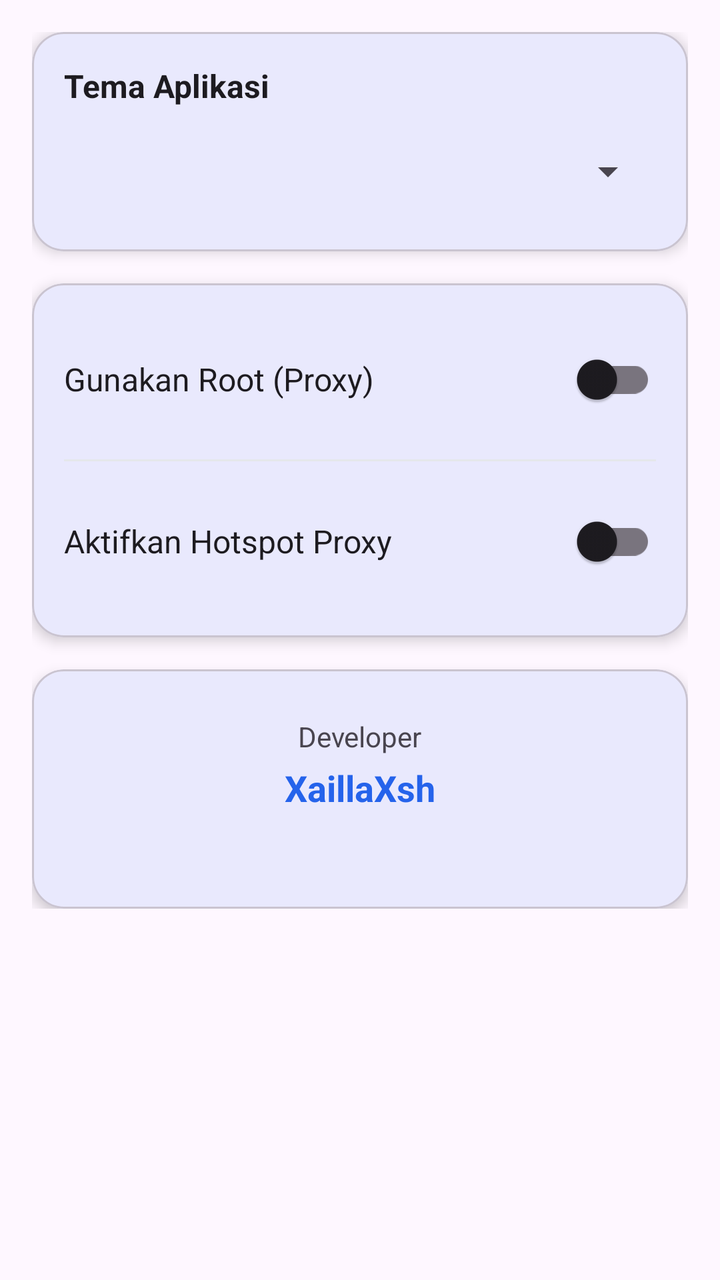
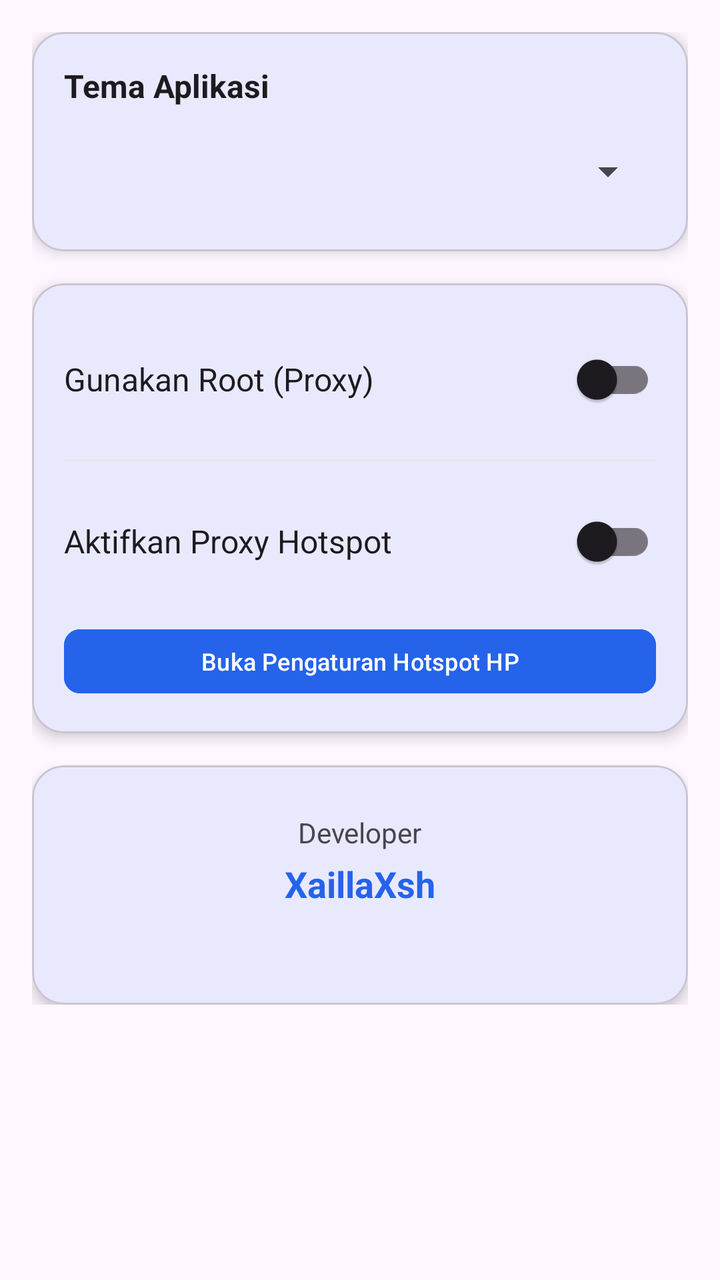

Before-and-after screenshots of an Android layout around one commit, followed by the original layout XML and the change that was made.
<!-- AndroidManifest.xml: application theme Theme.XaillaClass -->
<!-- res/layout/fragment_settings.xml -->
<?xml version="1.0" encoding="utf-8"?>
<ScrollView xmlns:android="http://schemas.android.com/apk/res/android"
    xmlns:app="http://schemas.android.com/apk/res-auto"
    android:layout_width="match_parent"
    android:layout_height="match_parent"
    android:background="?android:attr/windowBackground"
    android:padding="16dp">

    <LinearLayout
        android:layout_width="match_parent"
        android:layout_height="wrap_content"
        android:orientation="vertical">

        
        <com.google.android.material.card.MaterialCardView
            android:layout_width="match_parent"
            android:layout_height="wrap_content"
            app:cardCornerRadius="16dp"
            app:cardElevation="4dp"
            app:cardBackgroundColor="?attr/colorSurface"
            android:layout_marginBottom="16dp">
            <LinearLayout
                android:layout_width="match_parent"
                android:layout_height="wrap_content"
                android:orientation="vertical"
                android:padding="16dp">
                <TextView
                    android:layout_width="wrap_content"
                    android:layout_height="wrap_content"
                    android:text="Tema Aplikasi"
                    android:textSize="16sp"
                    android:textStyle="bold"
                    android:textColor="?android:attr/textColorPrimary"/>
                <Spinner
                    android:id="@+id/spinnerTheme"
                    android:layout_width="match_parent"
                    android:layout_height="48dp"
                    android:layout_marginTop="8dp"/>
            </LinearLayout>
        </com.google.android.material.card.MaterialCardView>

        
        <com.google.android.material.card.MaterialCardView
            android:layout_width="match_parent"
            android:layout_height="wrap_content"
            app:cardCornerRadius="16dp"
            app:cardElevation="4dp"
            app:cardBackgroundColor="?attr/colorSurface"
            android:layout_marginBottom="16dp">
            <LinearLayout
                android:layout_width="match_parent"
                android:layout_height="wrap_content"
                android:orientation="vertical"
                android:padding="16dp">

                
                <LinearLayout
                    android:layout_width="match_parent"
                    android:layout_height="wrap_content"
                    android:orientation="horizontal"
                    android:gravity="center_vertical"
                    android:paddingVertical="8dp">
                    <TextView
                        android:layout_width="0dp"
                        android:layout_height="wrap_content"
                        android:layout_weight="1"
                        android:text="Gunakan Root (Proxy)"
                        android:textSize="16sp"
                        android:textColor="?android:attr/textColorPrimary"/>
                    <com.google.android.material.switchmaterial.SwitchMaterial
                        android:id="@+id/switchRoot"
                        android:layout_width="wrap_content"
                        android:layout_height="wrap_content"/>
                </LinearLayout>

                <View
                    android:layout_width="match_parent"
                    android:layout_height="1dp"
                    android:background="#E5E7EB"
                    android:layout_marginVertical="8dp"/>

                
                <LinearLayout
                    android:layout_width="match_parent"
                    android:layout_height="wrap_content"
                    android:orientation="horizontal"
                    android:gravity="center_vertical"
                    android:paddingVertical="8dp">
                    <TextView
                        android:layout_width="0dp"
                        android:layout_height="wrap_content"
                        android:layout_weight="1"
                        android:text="Aktifkan Hotspot Proxy"
                        android:textSize="16sp"
                        android:textColor="?android:attr/textColorPrimary"/>
                    <com.google.android.material.switchmaterial.SwitchMaterial
                        android:id="@+id/switchHotspot"
                        android:layout_width="wrap_content"
                        android:layout_height="wrap_content"/>
                </LinearLayout>

                
                <LinearLayout
                    android:id="@+id/layoutInfoHotspot"
                    android:layout_width="match_parent"
                    android:layout_height="wrap_content"
                    android:orientation="vertical"
                    android:layout_marginTop="12dp"
                    android:padding="12dp"
                    android:background="#EFF6FF"
                    android:visibility="gone">
                    <TextView
                        android:layout_width="wrap_content"
                        android:layout_height="wrap_content"
                        android:text="Info Proxy Hotspot (Untuk HP Client):"
                        android:textSize="12sp"
                        android:textStyle="bold"
                        android:textColor="#1E3A8A"/>
                    <TextView
                        android:id="@+id/tvHotspotIp"
                        android:layout_width="wrap_content"
                        android:layout_height="wrap_content"
                        android:layout_marginTop="4dp"
                        android:text="IP: -"
                        android:textSize="14sp"
                        android:fontFamily="monospace"
                        android:textColor="#1E40AF"/>
                    <TextView
                        android:id="@+id/tvHotspotPort"
                        android:layout_width="wrap_content"
                        android:layout_height="wrap_content"
                        android:text="Port: -"
                        android:textSize="14sp"
                        android:fontFamily="monospace"
                        android:textColor="#1E40AF"/>
                </LinearLayout>

            </LinearLayout>
        </com.google.android.material.card.MaterialCardView>

        
        <com.google.android.material.card.MaterialCardView
            android:layout_width="match_parent"
            android:layout_height="wrap_content"
            app:cardCornerRadius="16dp"
            app:cardElevation="4dp"
            app:cardBackgroundColor="?attr/colorSurface">
            <LinearLayout
                android:layout_width="match_parent"
                android:layout_height="wrap_content"
                android:orientation="vertical"
                android:gravity="center"
                android:padding="24dp">
                <TextView
                    android:layout_width="wrap_content"
                    android:layout_height="wrap_content"
                    android:text="Developer"
                    android:textSize="14sp"
                    android:textColor="?android:attr/textColorSecondary"/>
                <TextView
                    android:id="@+id/tvDeveloper"
                    android:layout_width="wrap_content"
                    android:layout_height="wrap_content"
                    android:text="XaillaXsh"
                    android:textSize="18sp"
                    android:textStyle="bold"
                    android:textColor="?attr/colorPrimary"
                    android:layout_marginTop="4dp"/>
                <TextView
                    android:id="@+id/tvVersion"
                    android:layout_width="wrap_content"
                    android:layout_height="wrap_content"
                    android:textSize="12sp"
                    android:textColor="?android:attr/textColorSecondary"
                    android:layout_marginTop="8dp"/>
            </LinearLayout>
        </com.google.android.material.card.MaterialCardView>
    </LinearLayout>
</ScrollView>
<!-- resources referenced by this layout -->
<resources>
  <style name="Theme.XaillaClass" parent="Theme.Material3.DayNight.NoActionBar">
          <item name="colorPrimary">#2563EB</item>
          <item name="android:statusBarColor">@android:color/transparent</item>
          <item name="android:windowLightStatusBar">true</item>
      </style>
</resources>

<!-- the commit's change to res/layout/fragment_settings.xml (unified diff, before → after) -->
@@ -90,7 +90,7 @@
                         android:layout_width="0dp"
                         android:layout_height="wrap_content"
                         android:layout_weight="1"
-                        android:text="Aktifkan Hotspot Proxy"
+                        android:text="Aktifkan Proxy Hotspot"
                         android:textSize="16sp"
                         android:textColor="?android:attr/textColorPrimary"/>
                     <com.google.android.material.switchmaterial.SwitchMaterial
@@ -98,6 +98,18 @@
                         android:layout_width="wrap_content"
                         android:layout_height="wrap_content"/>
                 </LinearLayout>
+
+                
+                <Button
+                    android:id="@+id/btnOpenHotspotSettings"
+                    android:layout_width="match_parent"
+                    android:layout_height="40dp"
+                    android:layout_marginTop="8dp"
+                    android:text="Buka Pengaturan Hotspot HP"
+                    android:textSize="12sp"
+                    android:backgroundTint="?attr/colorPrimary"
+                    android:textColor="#FFFFFF"
+                    app:cornerRadius="8dp"/>
 
                 
                 <LinearLayout
